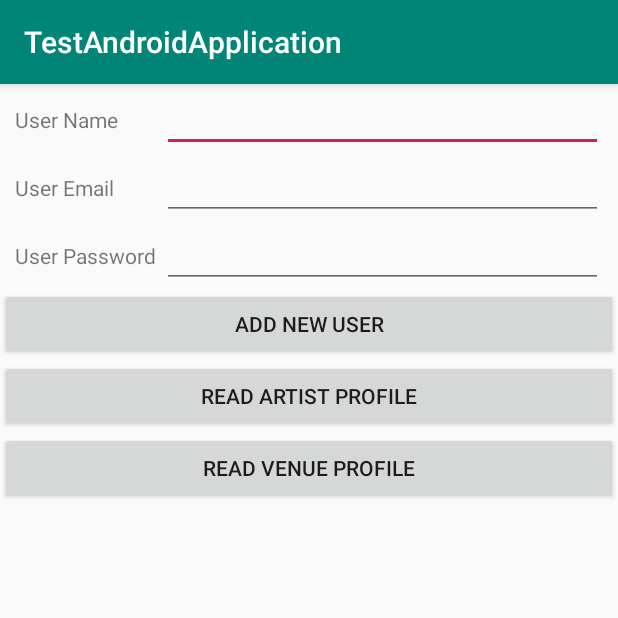
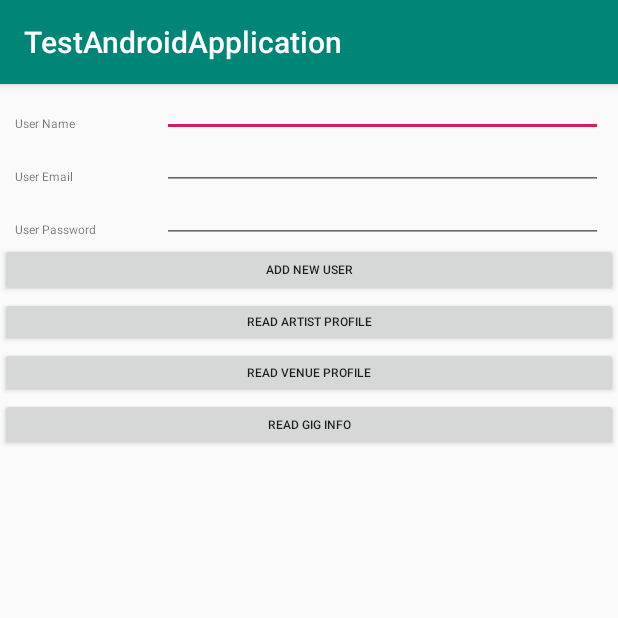
Before and after one commit to emma-boardman/android-group-project, an Android app: the ReferenceHttpAsyncTasksForUI screen opened directly, with no data from a screen before it, on a phone screen of 412 x 824 dp, the top half of it. Run offline under Robolectric (Android 15) with nearby library versions, the phone set to English and light mode, and no system bars.

Commit message:
add async task, web client call for read gig information

```diff
--- a/app/src/main/java/com/example/testandroidapplication/objects/Gig.java
+++ b/app/src/main/java/com/example/testandroidapplication/objects/Gig.java
@@ -51,8 +51,8 @@ public class Gig {
             DateTimeFormatter formatterTime = DateTimeFormatter.ofPattern("k:m");
 
             gig.date = LocalDate.parse(stringDate, formatterDate);
-            gig.userIDArtist = jsonObject.getInt("User_Id_Artist");
-            gig.userIDVenue = jsonObject.getInt("User_Id_Artist");
+            gig.userIDArtist = jsonObject.getInt("Artist_Id");
+            gig.userIDVenue = jsonObject.getInt("Venue_Id");
             gig.startTime = LocalTime.parse(stringStartTime, formatterTime);
             gig.endTime = LocalTime.parse(stringEndTime, formatterDate);
 
--- a/app/src/main/res/layout/activity_temp_add_user_to_db.xml
+++ b/app/src/main/res/layout/activity_temp_add_user_to_db.xml
@@ -13,7 +13,7 @@
 
         <LinearLayout
             android:layout_width="fill_parent"
-        android:layout_height="wrap_content"
+            android:layout_height="35dp"
             android:orientation="horizontal"
             android:paddingStart="10sp"
             android:paddingLeft="10sp"
@@ -23,7 +23,8 @@
                 android:layout_width="0dp"
                 android:layout_height="wrap_content"
                 android:layout_weight="0.25"
-            android:text="@string/user_name" />
+                android:text="@string/user_name"
+                android:textSize="8sp" />
 
             <EditText
                 android:id="@+id/txtUserNameAdd"
@@ -35,7 +36,7 @@
 
         <LinearLayout
             android:layout_width="fill_parent"
-        android:layout_height="wrap_content"
+            android:layout_height="35dp"
             android:orientation="horizontal"
             android:paddingStart="10sp"
             android:paddingLeft="10sp"
@@ -45,11 +46,12 @@
                 android:layout_width="0dp"
                 android:layout_height="wrap_content"
                 android:layout_weight="0.25"
-            android:text="@string/user_email" />
+                android:text="@string/user_email"
+                android:textSize="8sp" />
 
             <EditText
+                android:id="@+id/txtUserEmailAdd"
                 android:layout_width="0dp"
-            android:id="@+id/txtUserEmailAdd"
                 android:layout_height="wrap_content"
                 android:layout_weight="0.75"
                 android:ems="10" />
@@ -57,7 +59,7 @@
 
         <LinearLayout
             android:layout_width="fill_parent"
-        android:layout_height="wrap_content"
+            android:layout_height="35dp"
             android:orientation="horizontal"
             android:paddingStart="10sp"
             android:paddingLeft="10sp"
@@ -67,11 +69,12 @@
                 android:layout_width="0dp"
                 android:layout_height="wrap_content"
                 android:layout_weight="0.25"
-            android:text="@string/user_password" />
+                android:text="@string/user_password"
+                android:textSize="8sp" />
 
             <EditText
+                android:id="@+id/txtUserPasswordAdd"
                 android:layout_width="0dp"
-            android:id="@+id/txtUserPasswordAdd"
                 android:layout_height="wrap_content"
                 android:layout_weight="0.75"
                 android:ems="10" />
@@ -81,21 +84,35 @@
         <Button
             android:id="@+id/createNewUserBtn"
             android:layout_width="match_parent"
-        android:layout_height="wrap_content"
-        android:text="@string/add_new_user" />
+            android:layout_height="36dp"
+            android:text="@string/add_new_user"
+            android:textSize="8sp" />
 
 
         <Button
             android:id="@+id/readArtistProfileBtn"
             android:layout_width="match_parent"
-            android:layout_height="wrap_content"
-            android:text="read artist profile" />
+            android:layout_height="33dp"
+            android:text="read artist profile"
+            android:textSize="8sp" />
 
         <Button
             android:id="@+id/readVenueProfileBtn"
             android:layout_width="match_parent"
-            android:layout_height="wrap_content"
-            android:text="read venue profile" />
+            android:layout_height="34dp"
+            android:text="read venue profile"
+            android:textSize="8sp" />
+
+        <Button
+            android:id="@+id/readGigInfoBtn"
+            android:layout_width="match_parent"
+            android:layout_height="35dp"
+            android:text="read gig info"
+            android:textSize="8sp" />
+
+
+
+
 
     </LinearLayout>
 
```
Also changed, not shown: app/src/main/java/com/example/testandroidapplication/ReferenceHttpAsyncTasksForUI.java (+62 -3 lines), app/src/main/java/com/example/testandroidapplication/helper/GigResult.java (added, +30 -0 lines), app/src/main/java/com/example/testandroidapplication/helper/WebClientMethods.java (+20 -0 lines). Lines whose indentation alone changed are shown as unchanged.
